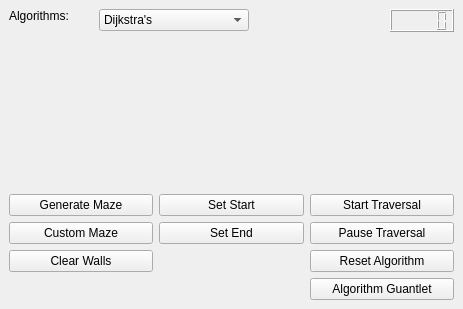
Old version of the form mainwindow.ui in the repository TheWoodenTree/Maze-Algorithms.
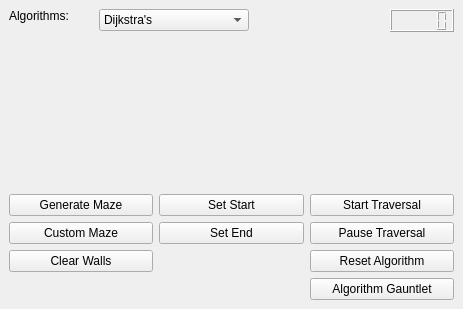
New version of the form.

Diff of the .ui file:
```diff
--- a/mainwindow.ui
+++ b/mainwindow.ui
@@ -130,7 +130,7 @@
       <item row="6" column="2">
        <widget class="QPushButton" name="guantletButton">
         <property name="text">
-         <string>Algorithm Guantlet</string>
+         <string>Algorithm Gauntlet</string>
         </property>
        </widget>
       </item>
```
